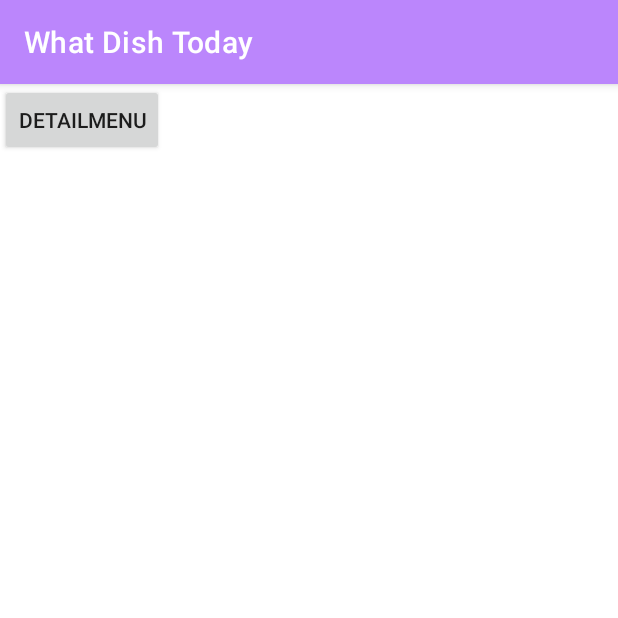
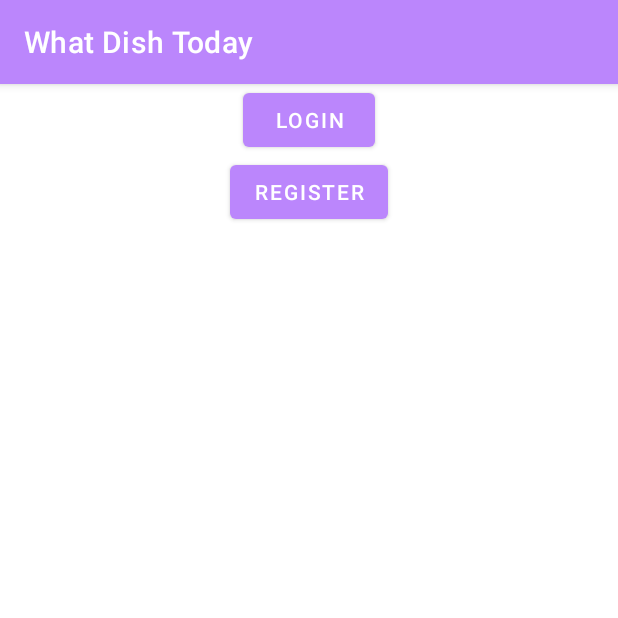
Before and after one commit to sndff/what-dish-today, an Android app: the screen it shows after launch (MenuMakananActivity before the commit, MainActivity after it), on a phone screen of 412 x 824 dp, the top half of it. Run offline under Robolectric (Android 15) with nearby library versions, the phone set to English and light mode, and no system bars.

```diff
--- /dev/null
+++ b/app/src/main/java/com/c22_067/whatdishtoday/MainActivity.kt
@@ -0,0 +1,33 @@
+package com.c22_067.whatdishtoday
+
+import androidx.appcompat.app.AppCompatActivity
+import android.os.Bundle
+import androidx.appcompat.app.AlertDialog
+import com.c22_067.whatdishtoday.databinding.ActivityMainBinding
+
+private lateinit var binding: ActivityMainBinding
+
+class MainActivity : AppCompatActivity() {
+    override fun onCreate(savedInstanceState: Bundle?) {
+        super.onCreate(savedInstanceState)
+
+        binding = ActivityMainBinding.inflate(layoutInflater)
+        setContentView(binding.root)
+
+        binding.btnLogin.setOnClickListener {
+            val dialogBuilder = AlertDialog.Builder(this)
+            val popUp = layoutInflater.inflate(R.layout.popup_login, null)
+            dialogBuilder.setTitle("Sign In")
+            dialogBuilder.setView(popUp)
+            dialogBuilder.show()
+        }
+
+        binding.btnRegister.setOnClickListener {
+            val dialogBuilder = AlertDialog.Builder(this)
+            val popUp = layoutInflater.inflate(R.layout.popup_register, null)
+            dialogBuilder.setTitle("Sign Up")
+            dialogBuilder.setView(popUp)
+            dialogBuilder.show()
+        }
+    }
+}
--- /dev/null
+++ b/app/src/main/res/layout/activity_main.xml
@@ -0,0 +1,28 @@
+<?xml version="1.0" encoding="utf-8"?>
+<androidx.constraintlayout.widget.ConstraintLayout xmlns:android="http://schemas.android.com/apk/res/android"
+    xmlns:app="http://schemas.android.com/apk/res-auto"
+    xmlns:tools="http://schemas.android.com/tools"
+    android:layout_width="match_parent"
+    android:layout_height="match_parent"
+    tools:context=".MainActivity">
+
+    <Button
+        android:id="@+id/btn_login"
+        android:layout_width="wrap_content"
+        android:layout_height="wrap_content"
+        android:text="login"
+        app:layout_constraintStart_toStartOf="parent"
+        app:layout_constraintEnd_toEndOf="parent"
+        app:layout_constraintTop_toTopOf="parent" />
+
+    <Button
+        android:id="@+id/btn_register"
+        android:layout_width="wrap_content"
+        android:layout_height="wrap_content"
+        android:text="register"
+        app:layout_constraintStart_toStartOf="parent"
+        app:layout_constraintEnd_toEndOf="parent"
+        app:layout_constraintTop_toBottomOf="@id/btn_login" />
+
+
+</androidx.constraintlayout.widget.ConstraintLayout>
--- a/app/src/main/res/values/strings.xml
+++ b/app/src/main/res/values/strings.xml
@@ -10,8 +10,6 @@
     <string name="invalid_password">Password must be >5 characters</string>
     <string name="login_failed">"Login failed"</string>
     <string name="favorte">Favorite</string>
-    <!-- TODO: Remove or change this placeholder text -->
-    <string name="hello_blank_fragment">Hello blank fragment</string>
     <string name="ingredients">Ingridients</string>
     <string name="directions">Directions</string>
     <string name="review">Review</string>
--- a/build.gradle
+++ b/build.gradle
@@ -1,7 +1,7 @@
 // Top-level build file where you can add configuration options common to all sub-projects/modules.
 plugins {
-    id 'com.android.application' version '7.3.0' apply false
-    id 'com.android.library' version '7.3.0' apply false
+    id 'com.android.application' version '7.2.2' apply false
+    id 'com.android.library' version '7.2.2' apply false
     id 'org.jetbrains.kotlin.android' version '1.7.10' apply false
 }
 
```
Also changed, not shown: app/src/main/AndroidManifest.xml (+12 -11 lines), app/src/main/java/com/c22_067/whatdishtoday/ui/experiment/Experiment.kt (added, +10 -0 lines), app/src/main/java/com/c22_067/whatdishtoday/ui/experiment/ExperimentFragment.kt (added, +29 -0 lines), app/src/main/java/com/c22_067/whatdishtoday/ui/experiment/ListExperimentAdapter.kt (added, +25 -0 lines), app/src/main/res/layout/fragment_experiment.xml (added, +15 -0 lines), app/src/main/res/layout/item_experiment.xml (added, +36 -0 lines), app/src/main/res/layout/popup_login.xml (added, +32 -0 lines), app/src/main/res/layout/popup_register.xml (added, +44 -0 lines), 472 other files.
